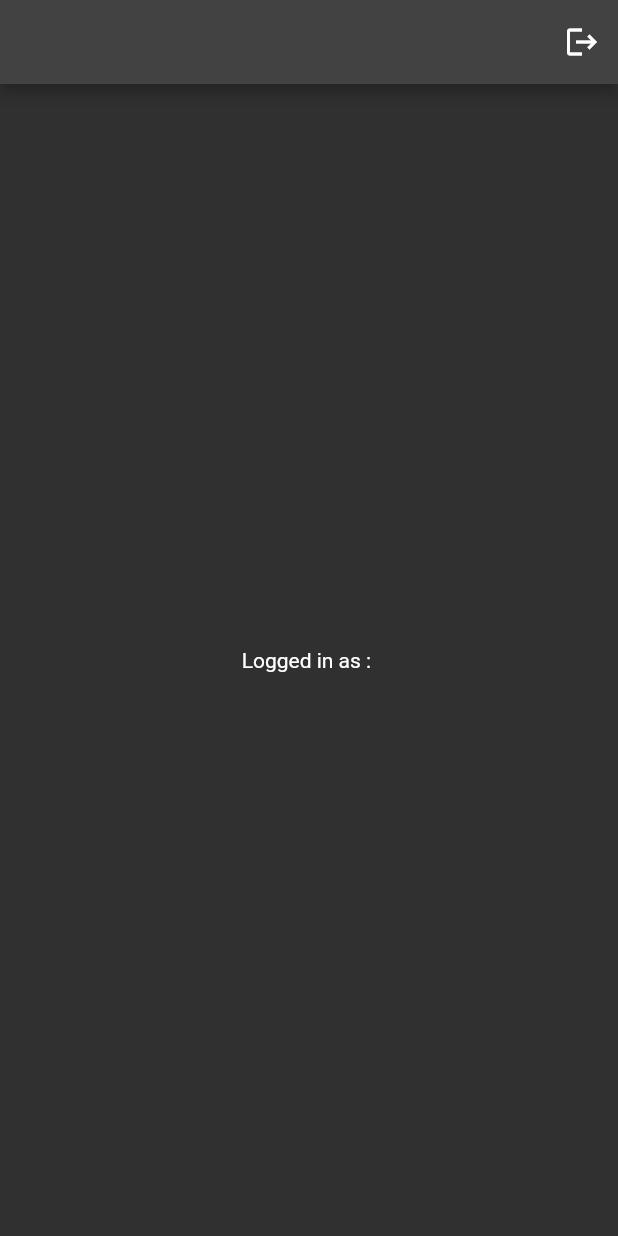
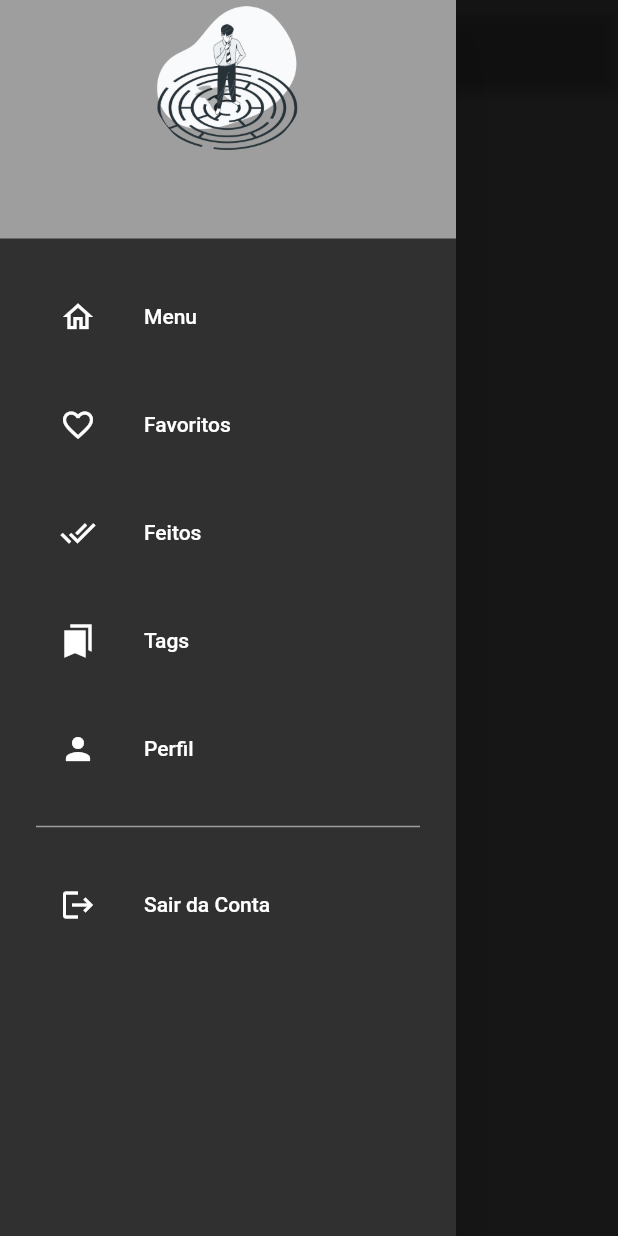
Before and after one commit to gustavorodrii/TaskList-Flutter, a Flutter app: the screen it shows once a user with an empty profile is signed in, with the side drawer open (before the commit the screen has no drawer), on a phone screen of 412 x 824 dp. Run offline on Flutter 3.47's test engine with Material 2 defaults, Android fonts, the light colour scheme and no system bars; our stand-ins replace animated_text_kit, firebase_auth, firebase_core, google_sign_in; accounts and stored records are empty.

Commit message:
drawer menu

```diff
--- a/lib/page/home_page.dart
+++ b/lib/page/home_page.dart
@@ -3,6 +3,21 @@
 
 class HomePage extends StatelessWidget {
   HomePage({super.key});
+
+  @override
+  Widget build(BuildContext context) {
+    return Scaffold(
+      appBar: AppBar(
+        title: const Text('Menu'),
+        backgroundColor: Colors.transparent,
+      ),
+      drawer: NavigationDrawer(),
+    );
+  }
+}
+
+class NavigationDrawer extends StatelessWidget {
+  NavigationDrawer({Key? key}) : super(key: key);
 
   final user = FirebaseAuth.instance.currentUser!;
 
@@ -11,21 +26,115 @@
   }
 
   @override
-  Widget build(BuildContext context) {
-    return Scaffold(
-      appBar: AppBar(
-        actions: [
-          IconButton(
-            onPressed: signUserOut,
-            icon: const Icon(Icons.logout),
+  Widget build(BuildContext context) => Drawer(
+        child: SingleChildScrollView(
+          child: Column(
+            crossAxisAlignment: CrossAxisAlignment.stretch,
+            children: <Widget>[
+              buildHeader(context),
+              buildMenuItems(context),
+            ],
           ),
-        ],
-      ),
-      body: Center(
-        child: Text(
-          'Logged in as : ' + user.email!,
         ),
-      ),
-    );
-  }
+      );
+
+  Widget buildHeader(BuildContext context) => Material(
+        color: Colors.grey,
+        child: InkWell(
+          onTap: () {},
+          child: Container(
+            padding: EdgeInsets.only(
+              top: MediaQuery.of(context).padding.top,
+              bottom: 24,
+            ),
+            child: Column(
+              children: [
+                Container(
+                  width: 104,
+                  height: 104,
+                  decoration: BoxDecoration(
+                    shape: BoxShape.circle,
+                    image: DecorationImage(
+                      image: AssetImage('assets/pic1.png'),
+                      fit: BoxFit.fill,
+                    ),
+                  ),
+                ),
+                // CircleAvatar(
+                //   radius: 52,
+                //   backgroundImage: NetworkImage(
+                //       'https://th.bing.com/th/id/OIP.zmKvgu3ZluHavumdJ9V_5gHaHa?pid=ImgDet&rs=1'),
+                // ),
+                SizedBox(height: 12),
+                Text(
+                  user.email!,
+                  style: TextStyle(
+                    fontSize: 16,
+                    color: Colors.white,
+                  ),
+                ),
+              ],
+            ),
+          ),
+        ),
+      );
+  Widget buildMenuItems(BuildContext context) => Padding(
+        padding: const EdgeInsets.all(24.0),
+        child: Wrap(
+          runSpacing: 16,
+          children: [
+            ListTile(
+              leading: const Icon(Icons.home_outlined),
+              title: const Text('Menu'),
+              onTap: () => Navigator.of(context).pushReplacement(
+                  MaterialPageRoute(builder: (context) => HomePage())),
+            ),
+            ListTile(
+              leading: const Icon(Icons.favorite_border),
+              title: const Text('Favoritos'),
+              onTap: () {
+                Navigator.pop(context);
+                //Colocar aqui um Navigator.of(context).push(MaterialPageRoute(
+                //builder: (context) => const Pagina()));
+              },
+            ),
+            ListTile(
+              leading: const Icon(Icons.done_all_outlined),
+              title: const Text('Feitos'),
+              onTap: () {
+                Navigator.pop(context);
+                //Colocar aqui um Navigator.of(context).push(MaterialPageRoute(
+                //builder: (context) => const Pagina()));
+              },
+            ),
+            ListTile(
+              leading: const Icon(Icons.bookmarks_sharp),
+              title: const Text('Tags'),
+              onTap: () {
+                Navigator.pop(context);
+                //Colocar aqui um Navigator.of(context).push(MaterialPageRoute(
+                //builder: (context) => const Pagina()));
+              },
+            ),
+            ListTile(
+              leading: const Icon(Icons.person),
+              title: const Text('Perfil'),
+              onTap: () {
+                Navigator.pop(context);
+                //Colocar aqui um Navigator.of(context).push(MaterialPageRoute(
+                //builder: (context) => const Pagina()));
+              },
+            ),
+            Divider(
+              thickness: 1,
+              color: Colors.grey,
+            ),
+            ListTile(
+              leading: const Icon(Icons.logout),
+              title: const Text('Sair da Conta'),
+              onTap: signUserOut,
+            ),
+          ],
+        ),
+      );
 }
--- a/pubspec.yaml
+++ b/pubspec.yaml
@@ -65,6 +65,7 @@
   # To add assets to your application, add an assets section, like this:
   assets:
     - assets/google.png
+    - assets/pic1.png
 
   # An image asset can refer to one or more resolution-specific "variants", see
   # https://flutter.dev/assets-and-images/#resolution-aware
```
Also changed, not shown: assets/pic1.png (added).
